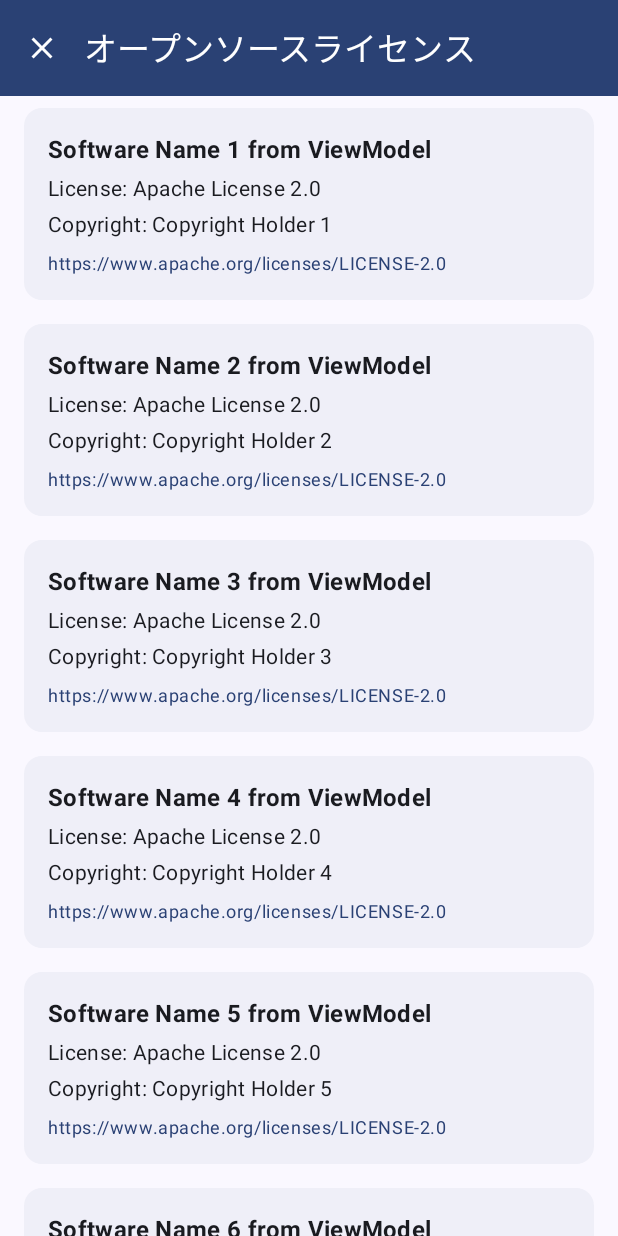
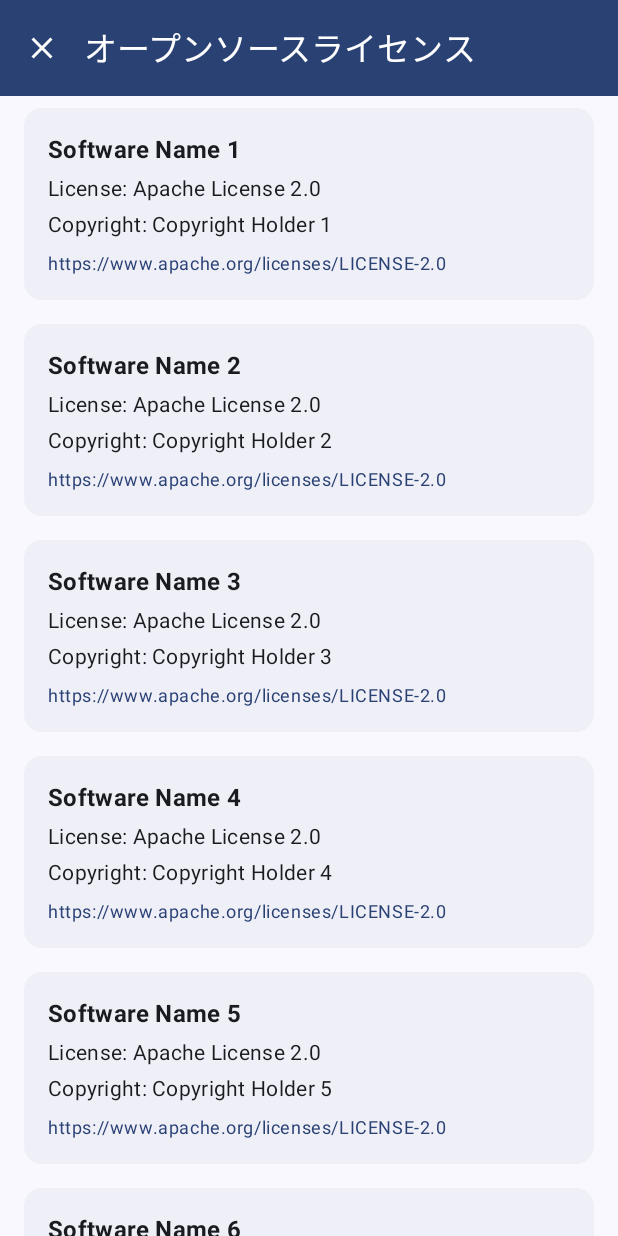
Before and after one commit to keiji/android-device-integrity, an Android app built with Jetpack Compose: the LicenseActivity screen opened directly, with no data from a screen before it, on a phone screen of 412 x 824 dp. Run offline under Robolectric (Android 15) with nearby library versions, the phone set to English and light mode, and no system bars; our stand-ins replace Dagger/Hilt's generated code; libraries missing offline, so code that uses them is left out: com.jakewharton.retrofit2.

Commit message:
fix: 不要なコメント及びデバッグ用ログを削除

```diff
--- a/android/ui/license/src/main/java/dev/keiji/deviceintegrity/ui/license/LicenseActivity.kt
+++ b/android/ui/license/src/main/java/dev/keiji/deviceintegrity/ui/license/LicenseActivity.kt
@@ -1,12 +1,9 @@
 package dev.keiji.deviceintegrity.ui.license
 
 import android.os.Bundle
-import android.util.Log
+// import android.util.Log // Log import removed
 import androidx.activity.ComponentActivity
 import androidx.activity.compose.setContent
-// import androidx.compose.foundation.layout.padding // No longer directly used here
-// import androidx.compose.foundation.rememberScrollState // No longer directly used here
-// import androidx.compose.foundation.verticalScroll // No longer directly used here
 import androidx.compose.material3.ExperimentalMaterial3Api
 import androidx.compose.material3.Icon
 import androidx.compose.material3.IconButton
@@ -23,7 +20,6 @@ import androidx.compose.ui.Modifier
 import androidx.compose.ui.input.nestedscroll.nestedScroll
 import androidx.compose.ui.res.painterResource
 import androidx.compose.ui.res.stringResource
-// import androidx.compose.ui.unit.dp // No longer directly used here
 import androidx.hilt.navigation.compose.hiltViewModel
 import dagger.hilt.android.AndroidEntryPoint
 import dev.keiji.deviceintegrity.ui.license.R
@@ -35,7 +31,7 @@ class LicenseActivity : ComponentActivity() {
         super.onCreate(savedInstanceState)
         setContent {
             DeviceIntegrityTheme {
-                LicenseView( // Renamed from LicenseContent
+                LicenseView(
                     onClose = { finish() }
                 )
             }
@@ -45,7 +41,7 @@ class LicenseActivity : ComponentActivity() {
 
 @OptIn(ExperimentalMaterial3Api::class)
 @Composable
-fun LicenseView( // Renamed from LicenseContent
+fun LicenseView(
     onClose: () -> Unit,
     viewModel: LicenseViewModel = hiltViewModel()
 ) {
@@ -75,10 +71,7 @@ fun LicenseView( // Renamed from LicenseContent
     ) { paddingValues ->
         val licenses by viewModel.licenses.collectAsState()
 
-        // Log to confirm licenses are collected
-        Log.d("LicenseActivity", "Collected licenses: ${licenses.size} items")
-
-        LicenseScreen( // Use the Composable from LicenseScreen.kt
+        LicenseScreen(
             licenses = licenses,
             contentPadding = paddingValues
         )
--- a/android/ui/license/src/main/java/dev/keiji/deviceintegrity/ui/license/LicenseScreen.kt
+++ b/android/ui/license/src/main/java/dev/keiji/deviceintegrity/ui/license/LicenseScreen.kt
@@ -21,9 +21,6 @@ import androidx.compose.ui.text.font.FontWeight
 import androidx.compose.ui.tooling.preview.Preview
 import androidx.compose.ui.unit.dp
 import dev.keiji.deviceintegrity.ui.theme.DeviceIntegrityTheme
-
-// LicenseInfo data class is now in LicenseViewModel.kt
-// val dummyLicenseData is also removed as it's sourced from ViewModel or specific preview data
 
 @Composable
 fun LicenseScreen(
@@ -84,7 +81,7 @@ fun LicenseItem(
                 text = licenseInfo.licenseUrl,
                 style = MaterialTheme.typography.bodySmall,
                 color = MaterialTheme.colorScheme.primary,
-                modifier = Modifier.clickable(onClick = onClick) // Make URL itself clickable again for clarity
+                modifier = Modifier.clickable(onClick = onClick)
             )
         }
     }
@@ -94,7 +91,6 @@ fun LicenseItem(
 @Composable
 fun LicenseScreenPreview() {
     DeviceIntegrityTheme {
-        // dummyLicenseData is removed, provide a sample or empty list for preview
         val previewLicenses = listOf(
             LicenseInfo("Preview Lib 1", "MIT", "Dev", "url1"),
             LicenseInfo("Preview Lib 2", "Apache 2.0", "Another Dev", "url2")
@@ -110,7 +106,6 @@ fun LicenseScreenPreview() {
 fun LicenseItemPreview() {
     DeviceIntegrityTheme {
         LicenseItem(
-            // LicenseInfo is now defined in ViewModel, but accessible for preview if package is imported
             licenseInfo = LicenseInfo(
                 "Sample Software",
                 "MIT License",
--- a/android/ui/license/src/main/java/dev/keiji/deviceintegrity/ui/license/LicenseViewModel.kt
+++ b/android/ui/license/src/main/java/dev/keiji/deviceintegrity/ui/license/LicenseViewModel.kt
@@ -8,10 +8,8 @@ import kotlinx.coroutines.flow.MutableStateFlow
 import kotlinx.coroutines.flow.StateFlow
 import kotlinx.coroutines.flow.asStateFlow
 import kotlinx.coroutines.launch
-// import java.io.InputStreamReader // No longer needed for now
 import javax.inject.Inject
 
-// LicenseInfo data class moved here
 data class LicenseInfo(
     val softwareName: String,
     val licenseName: String,
@@ -24,16 +22,12 @@ class LicenseViewModel @Inject constructor(
     private val assetInputStreamProvider: AssetInputStreamProvider
 ) : ViewModel() {
 
-    // private val _licenseText = MutableStateFlow<String?>(null) // Removed
-    // val licenseText: StateFlow<String?> = _licenseText.asStateFlow() // Removed
-
     private val _licenses = MutableStateFlow<List<LicenseInfo>>(emptyList())
     val licenses: StateFlow<List<LicenseInfo>> = _licenses.asStateFlow()
 
-    // Dummy data similar to what was in LicenseScreen.kt
     private val dummyLicenseData = List(10) { index ->
         LicenseInfo(
-            softwareName = "Software Name ${index + 1} from ViewModel", // Added "from ViewModel" for clarity
+            softwareName = "Software Name ${index + 1}", // " from ViewModel" removed
             licenseName = "Apache License 2.0",
             copyrightHolder = "Copyright Holder ${index + 1}",
             licenseUrl = "https://www.apache.org/licenses/LICENSE-2.0"
@@ -47,21 +41,11 @@ class LicenseViewModel @Inject constructor(
     private fun loadLicenses() {
         viewModelScope.launch {
             try {
-                // Open the license file to ensure it's accessible, but don't use its content for now
                 val inputStream = assetInputStreamProvider.openLicense()
-                // val reader = InputStreamReader(inputStream) // Not reading text for now
-                // val textContent = reader.readText() // Not reading text for now
-                // reader.close()
                 inputStream.close()
-                // Log.d("LicenseViewModel", "License file opened successfully. Content not used yet.")
-
-                // For now, just use dummy data
                 _licenses.value = dummyLicenseData
-
             } catch (e: Exception) {
-                // Handle error, e.g., by setting an error state or logging
-                // Log.e("LicenseViewModel", "Error loading license file, using dummy data as fallback", e)
-                _licenses.value = dummyLicenseData // Fallback to dummy data on error too
+                _licenses.value = dummyLicenseData
             }
         }
     }
```
